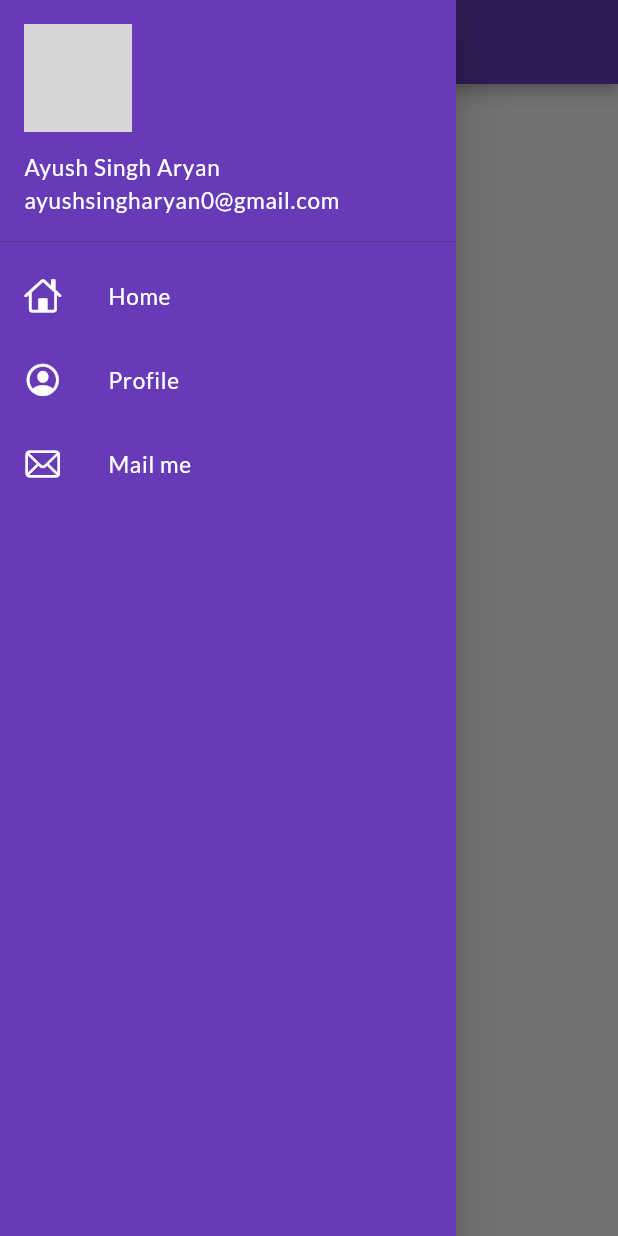
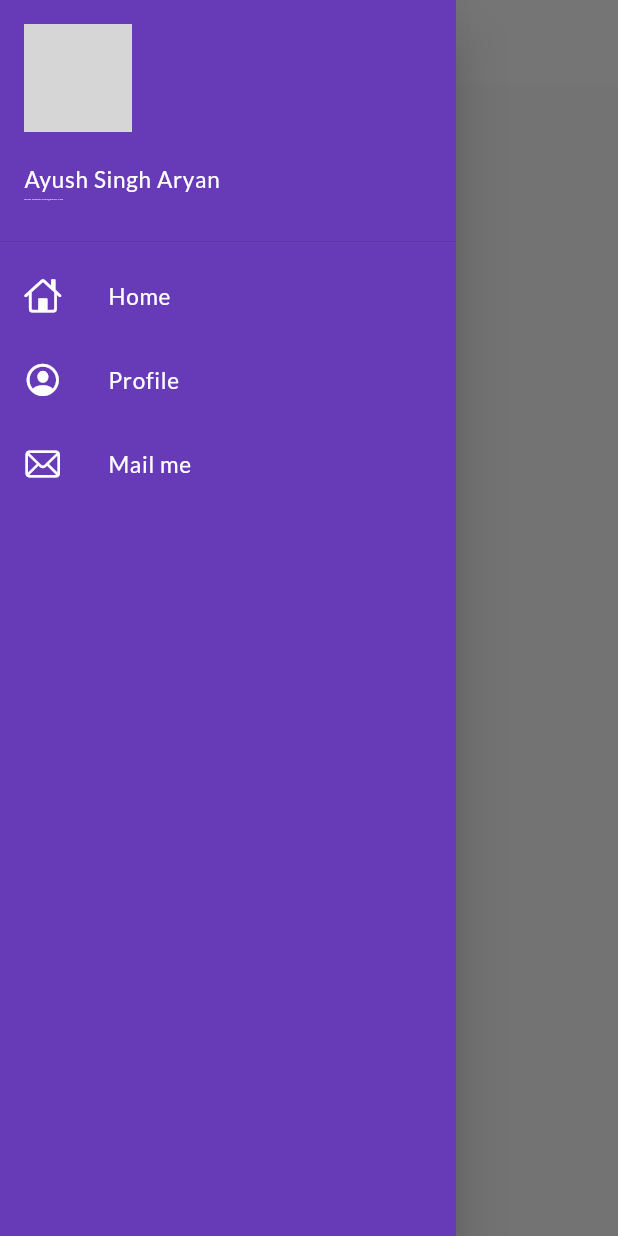
Before and after one commit to AyushSinghAryan/Catalog_app, a Flutter app: the screen it shows after launch, with the side drawer open, on a phone screen of 412 x 824 dp. Run offline on Flutter 3.47's test engine with Material 2 defaults, Android fonts, the phone set to English and light mode, and no system bars; our stand-ins replace google_fonts, lottie; network calls fail; grey boxes are pictures that could not be loaded.

Commit message:
Theme extract

```diff
--- a/lib/main.dart
+++ b/lib/main.dart
@@ -2,6 +2,7 @@ import 'package:flutter/material.dart';
 import 'package:flutter_application_1/pages/home_page.dart';
 import 'package:flutter_application_1/pages/login_page.dart';
 import 'package:flutter_application_1/utils/routes.dart';
+import 'package:flutter_application_1/widgets/theme.dart';
 import 'package:google_fonts/google_fonts.dart';
 
 // first to use
@@ -24,11 +25,8 @@ class _MyAppState extends State<MyApp> {
       // home: HomePage(),
       debugShowCheckedModeBanner: false,
       themeMode: ThemeMode.light,
-      theme: ThemeData(
-          primarySwatch: Colors.deepPurple,
-          fontFamily: GoogleFonts.lato().fontFamily,
-          primaryTextTheme: GoogleFonts.latoTextTheme()),
-      darkTheme: ThemeData(brightness: Brightness.dark),
+      theme: MyTheme().lightTheme(context),
+      darkTheme: MyTheme().DarkTheme(context),
       initialRoute: MyRoutes.homeRoute,
       routes: {
         MyRoutes.loginRoute: (context) => const LoginPage(),
--- a/lib/widgets/drawer.dart
+++ b/lib/widgets/drawer.dart
@@ -31,7 +31,7 @@ class MyDrawer extends StatelessWidget {
                     "ayushsingharyan0@gmail.com",
                     style: GoogleFonts.lato(
                       textStyle: TextStyle(
-                          color: Colors.white, letterSpacing: .5, fontSize: 15),
+                          color: Colors.white, letterSpacing: .5, fontSize: 1),
                     ),
                   ),
                   currentAccountPicture:
--- /dev/null
+++ b/lib/widgets/theme.dart
@@ -0,0 +1,22 @@
+import 'package:flutter/material.dart';
+import 'package:google_fonts/google_fonts.dart';
+
+class MyTheme {
+  ThemeData lightTheme(BuildContext context) => ThemeData(
+      primarySwatch: Colors.deepPurple,
+      fontFamily: GoogleFonts.lato().fontFamily,
+      appBarTheme: const AppBarTheme(
+          color: Colors.white,
+          elevation: 0,
+          iconTheme: IconThemeData(color: Colors.black),
+          titleTextStyle: TextStyle(
+              color: Colors.black,
+              // fontWeight: FontWeight.bold,
+              fontSize: 18)),
+      primaryTextTheme: GoogleFonts.latoTextTheme());
+
+// we can make multiple themea
+  ThemeData DarkTheme(BuildContext context) => ThemeData(
+        brightness: Brightness.dark,
+      );
+}
```
